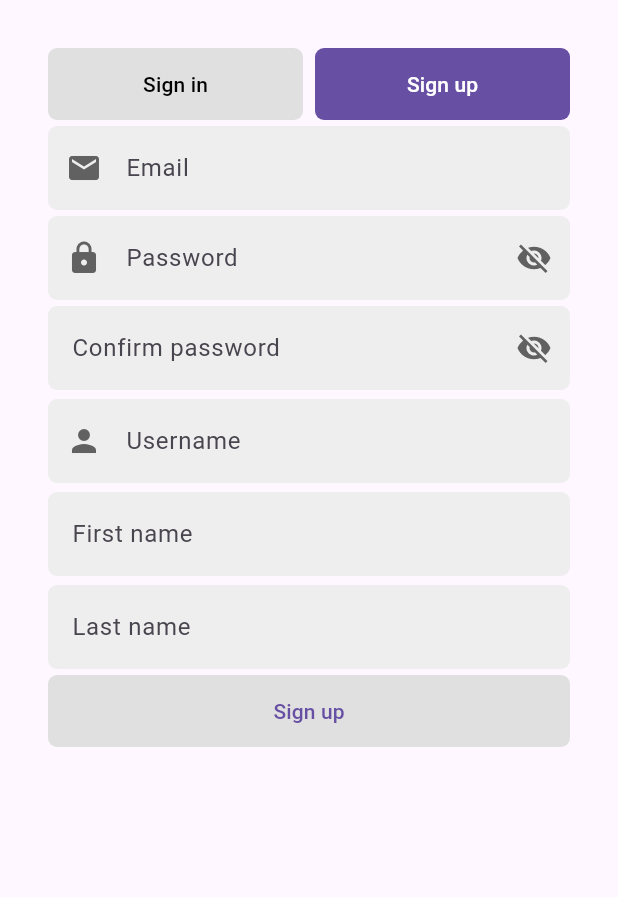
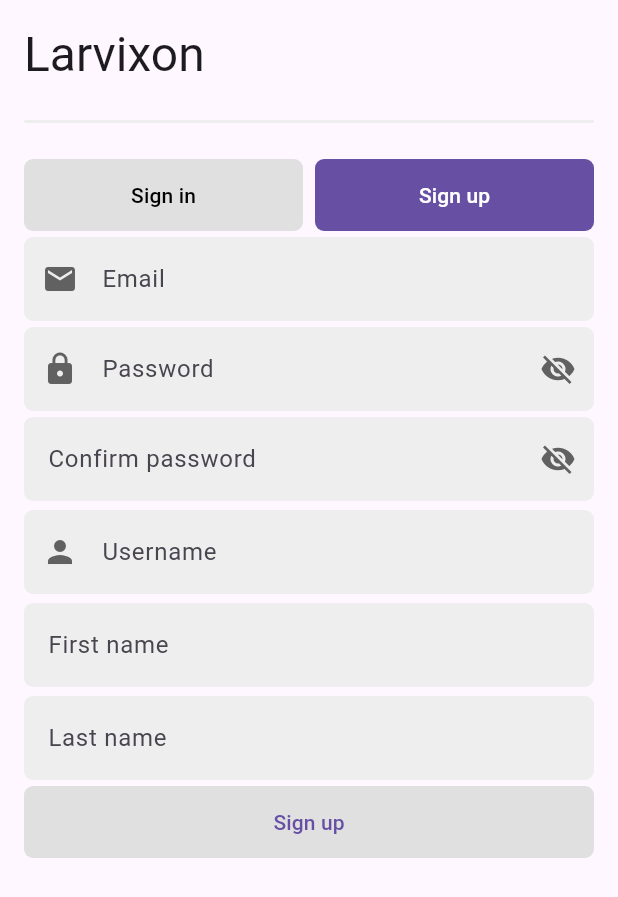
Before and after one commit to LarvixON-ZPI/larvixon-frontend, a Flutter app: the screen it shows after launch, on a phone screen of 412 x 824 dp. Shown: the top 897 px of the screen. Run offline on Flutter 3.47's test engine with Material 3 defaults, Android fonts, the phone set to English and light mode, and no system bars; our stand-ins replace bloc, dio, equatable, flutter_bloc, flutter_secure_storage, go_router.

Commit message:
Fix: update login redirect logic and improve AuthPage layout responsiveness

```diff
--- a/lib/core/app_router.dart
+++ b/lib/core/app_router.dart
@@ -42,7 +42,7 @@ class AppRouter {
     redirect: (context, state) {
       final authState = authBloc.state;
       final loggedIn = authState.status == AuthStatus.authenticated;
-      final loggingIn = state.path == AuthPage.route;
+      final loggingIn = state.uri.path == AuthPage.route;
       if (!loggedIn && !loggingIn) {
         return AuthPage.route;
       }
--- a/lib/src/authentication/presentation/auth_form.dart
+++ b/lib/src/authentication/presentation/auth_form.dart
@@ -48,9 +48,21 @@ class _AuthFormState extends State<AuthForm>
       child: SingleChildScrollView(
         padding: const EdgeInsets.all(16.0),
         child: Column(
+          mainAxisAlignment: MainAxisAlignment.start,
+          crossAxisAlignment: CrossAxisAlignment.start,
           spacing: 4.0,
           children: [
-            // Toggle buttons
+            Text("Larvixon", style: Theme.of(context).textTheme.headlineLarge),
+            const SizedBox(height: 16.0),
+            DecoratedBox(
+              decoration: BoxDecoration(
+                color: Colors.grey[200],
+                borderRadius: BorderRadius.circular(6.0),
+              ),
+              child: const SizedBox(height: 2, width: double.infinity),
+            ),
+            const SizedBox(height: 16.0),
+
             Row(
               children: [
                 Expanded(
@@ -144,12 +156,10 @@ class _AuthFormState extends State<AuthForm>
               ),
             ),
 
-            // Animated sign-up fields
             AnimatedSize(
               duration: const Duration(milliseconds: 600),
               curve: Curves.ease,
               alignment: Alignment.topCenter,
-
               child: ClipRect(
                 child: SizedBox(
                   width: double.infinity,
--- a/lib/src/authentication/presentation/auth_page.dart
+++ b/lib/src/authentication/presentation/auth_page.dart
@@ -1,3 +1,5 @@
+import 'dart:io';
+
 import 'package:flutter/material.dart';
 import 'package:flutter/widget_previews.dart';
 import 'package:flutter_bloc/flutter_bloc.dart';
@@ -18,36 +20,20 @@ class AuthPage extends StatefulWidget {
 
 class _AuthPageState extends State<AuthPage>
     with SingleTickerProviderStateMixin {
-  late final TabController _tabController;
-
-  @override
-  void initState() {
-    super.initState();
-    _tabController = TabController(length: 2, vsync: this, initialIndex: 0);
-    _tabController.addListener(() {
-      if (_tabController.indexIsChanging) setState(() {});
-    });
-  }
-
-  @override
-  void dispose() {
-    _tabController.dispose();
-    super.dispose();
-  }
-
   @override
   Widget build(BuildContext context) {
-    final isWide = MediaQuery.of(context).size.width > 800;
-
-    return Scaffold(
-      body: isWide
-          ? Row(
-              children: [
-                Flexible(flex: 3, child: Placeholder()),
-                Flexible(flex: 2, child: AuthForm()),
-              ],
-            )
-          : Padding(padding: const EdgeInsets.all(16), child: AuthForm()),
+    return LayoutBuilder(
+      builder: (context, constraints) {
+        final isWide = constraints.maxWidth > 800;
+        return Scaffold(
+          body: Row(
+            children: [
+              if (isWide) Expanded(flex: 3, child: Placeholder()),
+              Flexible(flex: isWide ? 2 : 1, child: AuthForm()),
+            ],
+          ),
+        );
+      },
     );
   }
 }
```
